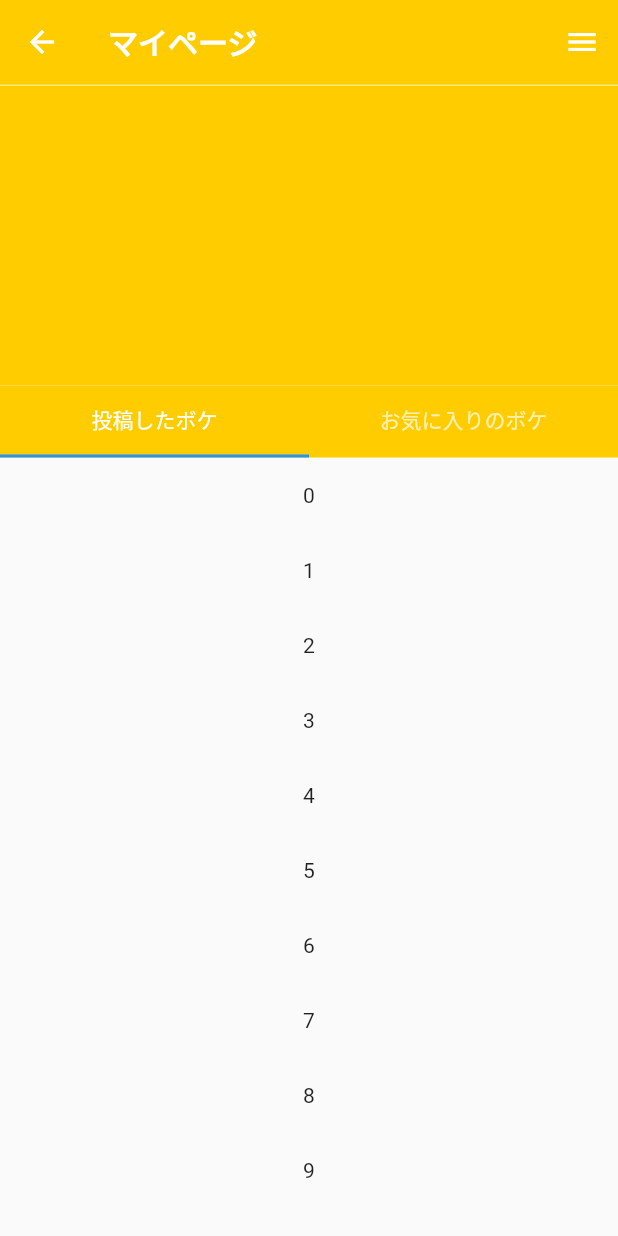
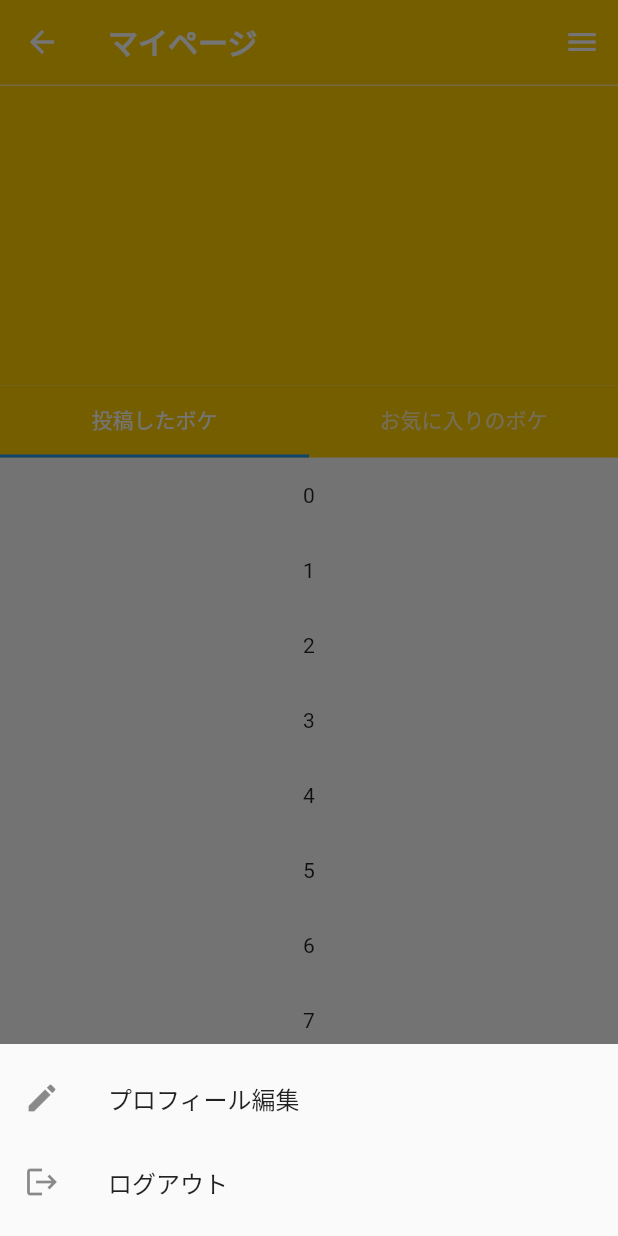
Before and after one commit to zwtin/oogiri_taizen, a Flutter app: the MyProfileView screen opened directly, after a tap on the "menu" icon, on a phone screen of 412 x 824 dp. Run offline on Flutter 3.47's test engine with Material 2 defaults, Android fonts, the phone set to English and light mode, and no system bars; our stand-ins replace firebase_auth, firebase_core, firebase_crashlytics, flutter_hooks, flutter_signin_button, google_sign_in and 3 more; missing offline and left inert: ff_navigation_bar, sweetalert; accounts and stored records are empty.

Commit message:
MyProfileViewのメニューボタンのアクションを実装

```diff
--- a/lib/ui/my_profile/my_profile_view.dart
+++ b/lib/ui/my_profile/my_profile_view.dart
@@ -193,7 +193,32 @@ class MyProfileView extends HookWidget {
                       color: Colors.white,
                     ),
                     onPressed: () {
-                      viewModel.signOut();
+                      showModalBottomSheet<int>(
+                        context: context,
+                        builder: (BuildContext _context) {
+                          return Padding(
+                            padding: const EdgeInsets.fromLTRB(0, 8, 0, 8),
+                            child: Column(
+                              mainAxisSize: MainAxisSize.min,
+                              children: [
+                                ListTile(
+                                  leading: const Icon(Icons.edit),
+                                  title: const Text('プロフィール編集'),
+                                  onTap: () {},
+                                ),
+                                ListTile(
+                                  leading: const Icon(Icons.logout),
+                                  title: const Text('ログアウト'),
+                                  onTap: () {
+                                    Navigator.of(_context).pop();
+                                    viewModel.signOut();
+                                  },
+                                ),
+                              ],
+                            ),
+                          );
+                        },
+                      );
                     },
                   ),
                 ],
```
Also changed, not shown: 1 other file.
